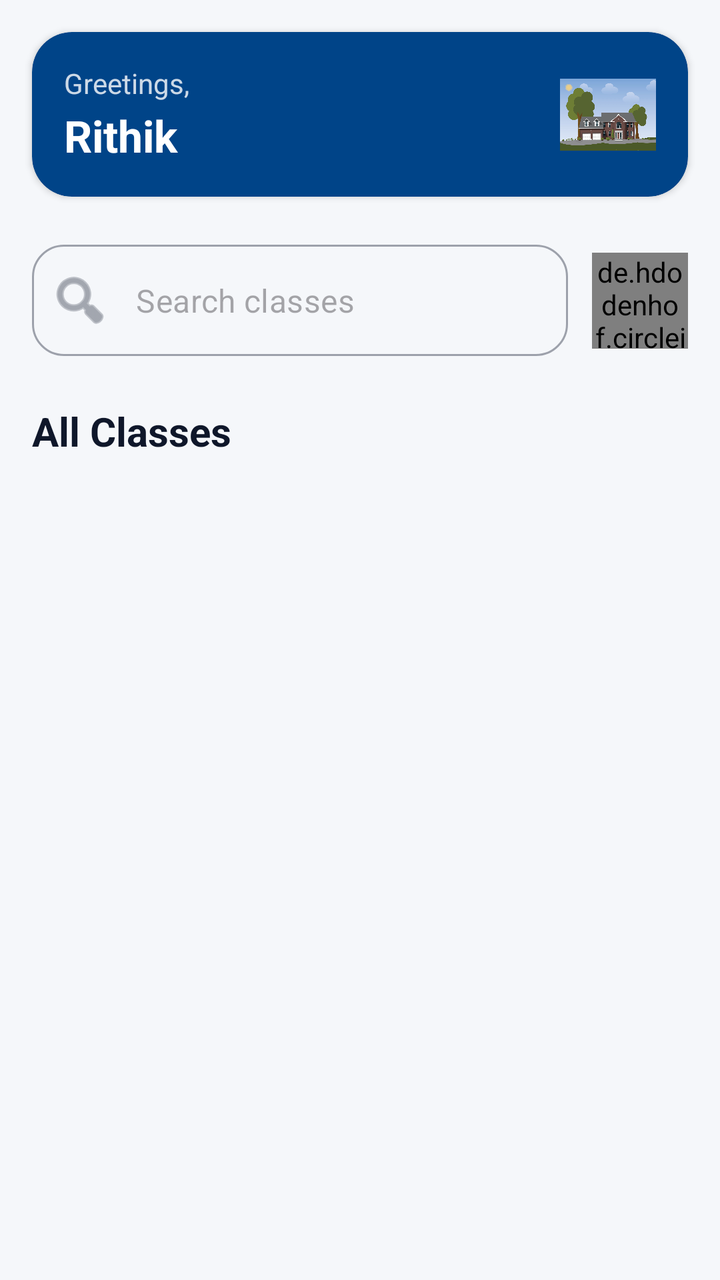
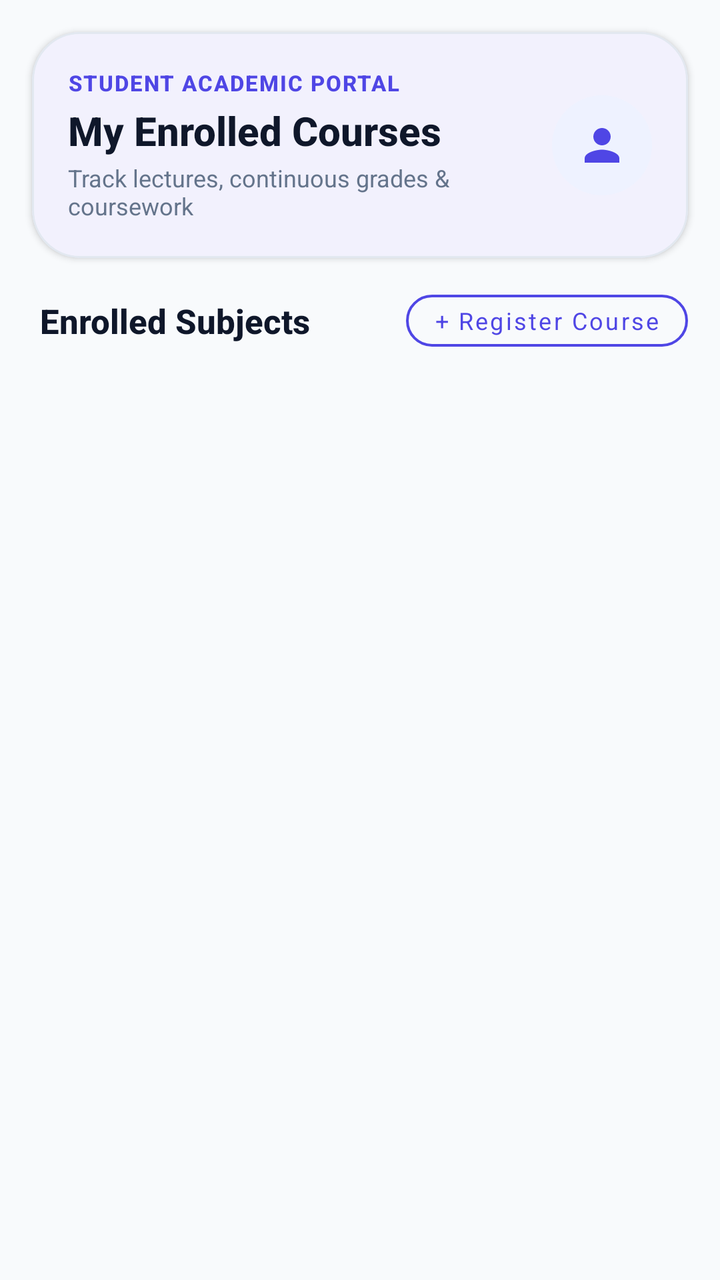

Compare the two renders of this Android layout. The source of the first and the diff that turns it into the second are given below.
<!-- AndroidManifest.xml: application theme Theme.Reater -->
<!-- res/layout/fragment_home.xml -->
<?xml version="1.0" encoding="utf-8"?>
<androidx.constraintlayout.widget.ConstraintLayout xmlns:android="http://schemas.android.com/apk/res/android"
    xmlns:app="http://schemas.android.com/apk/res-auto"
    xmlns:tools="http://schemas.android.com/tools"
    android:layout_width="match_parent"
    android:layout_height="match_parent"
    android:background="?android:attr/colorBackground"
    tools:context=".ui.fragments.HomeFragment">

    
    <com.google.android.material.card.MaterialCardView
        android:id="@+id/cardcontainer"
        android:layout_width="0dp"
        android:layout_height="wrap_content"
        android:layout_marginStart="16dp"
        android:layout_marginTop="16dp"
        android:layout_marginEnd="16dp"
        app:cardBackgroundColor="?attr/colorPrimaryContainer"
        app:cardCornerRadius="20dp"
        app:cardElevation="2dp"
        app:strokeWidth="0dp"
        app:layout_constraintEnd_toEndOf="parent"
        app:layout_constraintStart_toStartOf="parent"
        app:layout_constraintTop_toTopOf="parent">

        <androidx.constraintlayout.widget.ConstraintLayout
            android:layout_width="match_parent"
            android:layout_height="wrap_content"
            android:padding="16dp">

            <TextView
                android:id="@+id/greeting_time"
                android:layout_width="wrap_content"
                android:layout_height="wrap_content"
                android:text="Greetings,"
                android:textColor="?attr/colorOnPrimaryContainer"
                android:alpha="0.8"
                android:textSize="14sp"
                app:layout_constraintStart_toStartOf="parent"
                app:layout_constraintTop_toTopOf="parent" />

            <TextView
                android:id="@+id/greeting_value"
                android:layout_width="0dp"
                android:layout_height="wrap_content"
                android:layout_marginTop="2dp"
                android:ellipsize="end"
                android:maxLines="1"
                android:text="Rithik"
                android:textColor="?attr/colorOnPrimaryContainer"
                android:textSize="22sp"
                android:textStyle="bold"
                app:layout_constraintEnd_toStartOf="@+id/profile_picture"
                app:layout_constraintStart_toStartOf="parent"
                app:layout_constraintTop_toBottomOf="@+id/greeting_time" />

            <ImageView
                android:id="@+id/profile_picture"
                android:layout_width="48dp"
                android:layout_height="48dp"
                android:contentDescription="@string/app_name"
                android:src="@drawable/house"
                app:layout_constraintBottom_toBottomOf="parent"
                app:layout_constraintEnd_toEndOf="parent"
                app:layout_constraintTop_toTopOf="parent" />

        </androidx.constraintlayout.widget.ConstraintLayout>
    </com.google.android.material.card.MaterialCardView>

    
    <com.google.android.material.textfield.TextInputLayout
        android:id="@+id/searchbar"
        style="@style/Widget.MaterialComponents.TextInputLayout.OutlinedBox"
        android:layout_width="0dp"
        android:layout_height="wrap_content"
        android:layout_marginStart="16dp"
        android:layout_marginTop="24dp"
        android:layout_marginEnd="12dp"
        app:boxCornerRadiusBottomEnd="16dp"
        app:boxCornerRadiusBottomStart="16dp"
        app:boxCornerRadiusTopEnd="16dp"
        app:boxCornerRadiusTopStart="16dp"
        app:endIconMode="clear_text"
        app:hintEnabled="false"
        app:startIconDrawable="@android:drawable/ic_menu_search"
        app:layout_constraintEnd_toStartOf="@+id/imageView8"
        app:layout_constraintStart_toStartOf="parent"
        app:layout_constraintTop_toBottomOf="@+id/cardcontainer">

        <com.google.android.material.textfield.TextInputEditText
            android:id="@+id/searchView"
            android:layout_width="match_parent"
            android:layout_height="wrap_content"
            android:hint="Search classes"
            android:inputType="text"
            android:maxLines="1" />
    </com.google.android.material.textfield.TextInputLayout>

    
    <de.hdodenhof.circleimageview.CircleImageView
        android:id="@+id/imageView8"
        android:layout_width="48dp"
        android:layout_height="48dp"
        android:layout_marginEnd="16dp"
        android:src="@drawable/filter"
        app:civ_border_color="?attr/colorPrimary"
        app:civ_border_width="1dp"
        app:layout_constraintBottom_toBottomOf="@+id/searchbar"
        app:layout_constraintEnd_toEndOf="parent"
        app:layout_constraintTop_toTopOf="@+id/searchbar" />

    
    <TextView
        android:id="@+id/textView5"
        android:layout_width="wrap_content"
        android:layout_height="wrap_content"
        android:layout_marginStart="16dp"
        android:layout_marginTop="24dp"
        android:text="All Classes"
        android:textColor="?attr/colorOnSurface"
        android:textSize="20sp"
        android:textStyle="bold"
        app:layout_constraintStart_toStartOf="parent"
        app:layout_constraintTop_toBottomOf="@+id/searchbar" />

    
    <androidx.recyclerview.widget.RecyclerView
        android:id="@+id/classRV"
        android:layout_width="0dp"
        android:layout_height="0dp"
        android:layout_marginTop="12dp"
        android:clipToPadding="false"
        android:paddingHorizontal="8dp"
        android:paddingBottom="16dp"
        app:layout_constraintBottom_toBottomOf="parent"
        app:layout_constraintEnd_toEndOf="parent"
        app:layout_constraintStart_toStartOf="parent"
        app:layout_constraintTop_toBottomOf="@+id/textView5" />

</androidx.constraintlayout.widget.ConstraintLayout>
<!-- resources referenced by this layout -->
<resources>
  <!-- drawable filter: png bitmap (drawable-v24, 16079 bytes) -->
  <!-- drawable house: jpg bitmap (drawable-v24, 132831 bytes) -->
  <string name="app_name">IIITU Classroom</string>
  <style name="Theme.Reater" parent="Theme.Material3.DayNight.NoActionBar">
          
          <item name="colorPrimary">@color/iiitu_navy</item>
          <item name="colorOnPrimary">@color/iiitu_white</item>
          <item name="colorPrimaryContainer">@color/iiitu_navy_light</item>
          <item name="colorOnPrimaryContainer">@color/iiitu_white</item>
          <item name="colorSecondary">@color/iiitu_accent</item>
          <item name="colorOnSecondary">@color/iiitu_white</item>
          <item name="colorSecondaryContainer">@color/iiitu_navy_dark</item>
          <item name="colorOnSecondaryContainer">@color/iiitu_white</item>
          <item name="colorTertiary">@color/iiitu_gold</item>
          <item name="colorOnTertiary">@color/iiitu_navy_dark</item>
          <item name="colorTertiaryContainer">@color/iiitu_gold_light</item>
          <item name="colorOnTertiaryContainer">@color/iiitu_navy</item>
          <item name="colorError">@color/colorError</item>
          <item name="colorOnError">@color/colorOnError</item>
          <item name="colorSurface">@color/iiitu_white</item>
          <item name="colorOnSurface">@color/premium_text_primary</item>
          <item name="colorSurfaceVariant">@color/iiitu_light_bg</item>
          <item name="colorOnSurfaceVariant">@color/premium_text_secondary</item>
  
          
          <item name="android:colorBackground">@color/iiitu_light_bg</item>
          <item name="android:statusBarColor" tools:targetApi="l">@color/iiitu_navy</item>
  
          
          <item name="android:fontFamily">sans-serif</item>
      </style>
  <color name="iiitu_navy">#003366</color>
  <color name="iiitu_white">#FFFFFF</color>
  <color name="iiitu_navy_light">#004488</color>
  <color name="iiitu_accent">#0066CC</color>
  <color name="iiitu_navy_dark">#002244</color>
  <color name="iiitu_gold">#FFB81C</color>
  <color name="iiitu_gold_light">#FFC94D</color>
  <color name="colorError">#D32F2F</color>
  <color name="colorOnError">#FFFFFF</color>
  <color name="premium_text_primary">#0F172A</color>
  <color name="iiitu_light_bg">#F5F7FA</color>
  <color name="premium_text_secondary">#475569</color>
</resources>

<!-- the commit's change to res/layout/fragment_home.xml (unified diff, before → after) -->
@@ -4,7 +4,7 @@
     xmlns:tools="http://schemas.android.com/tools"
     android:layout_width="match_parent"
     android:layout_height="match_parent"
-    android:background="?android:attr/colorBackground"
+    android:background="@color/academic_canvas"
     tools:context=".ui.fragments.HomeFragment">
 
     
@@ -12,13 +12,13 @@
         android:id="@+id/cardcontainer"
         android:layout_width="0dp"
         android:layout_height="wrap_content"
-        android:layout_marginStart="16dp"
+        android:layout_marginHorizontal="16dp"
         android:layout_marginTop="16dp"
-        android:layout_marginEnd="16dp"
-        app:cardBackgroundColor="?attr/colorPrimaryContainer"
-        app:cardCornerRadius="20dp"
+        app:cardBackgroundColor="@color/academic_card"
+        app:cardCornerRadius="24dp"
         app:cardElevation="2dp"
-        app:strokeWidth="0dp"
+        app:strokeColor="@color/academic_stroke"
+        app:strokeWidth="1dp"
         app:layout_constraintEnd_toEndOf="parent"
         app:layout_constraintStart_toStartOf="parent"
         app:layout_constraintTop_toTopOf="parent">
@@ -26,16 +26,18 @@
         <androidx.constraintlayout.widget.ConstraintLayout
             android:layout_width="match_parent"
             android:layout_height="wrap_content"
-            android:padding="16dp">
+            android:padding="18dp">
 
             <TextView
                 android:id="@+id/greeting_time"
                 android:layout_width="wrap_content"
                 android:layout_height="wrap_content"
-                android:text="Greetings,"
-                android:textColor="?attr/colorOnPrimaryContainer"
-                android:alpha="0.8"
-                android:textSize="14sp"
+                android:fontFamily="sans-serif-medium"
+                android:letterSpacing="0.06"
+                android:text="STUDENT ACADEMIC PORTAL"
+                android:textColor="@color/academic_indigo"
+                android:textSize="11sp"
+                android:textStyle="bold"
                 app:layout_constraintStart_toStartOf="parent"
                 app:layout_constraintTop_toTopOf="parent" />
 
@@ -43,98 +45,181 @@
                 android:id="@+id/greeting_value"
                 android:layout_width="0dp"
                 android:layout_height="wrap_content"
-                android:layout_marginTop="2dp"
+                android:layout_marginTop="3dp"
                 android:ellipsize="end"
+                android:fontFamily="sans-serif-medium"
                 android:maxLines="1"
-                android:text="Rithik"
-                android:textColor="?attr/colorOnPrimaryContainer"
-                android:textSize="22sp"
+                android:text="My Enrolled Courses"
+                android:textColor="@color/academic_text_primary"
+                android:textSize="20sp"
                 android:textStyle="bold"
                 app:layout_constraintEnd_toStartOf="@+id/profile_picture"
                 app:layout_constraintStart_toStartOf="parent"
                 app:layout_constraintTop_toBottomOf="@+id/greeting_time" />
 
-            <ImageView
+            <TextView
+                android:layout_width="0dp"
+                android:layout_height="wrap_content"
+                android:layout_marginTop="2dp"
+                android:fontFamily="sans-serif"
+                android:text="Track lectures, continuous grades &amp; coursework"
+                android:textColor="@color/academic_text_secondary"
+                android:textSize="12sp"
+                app:layout_constraintEnd_toStartOf="@+id/profile_picture"
+                app:layout_constraintStart_toStartOf="parent"
+                app:layout_constraintTop_toBottomOf="@+id/greeting_value" />
+
+            <FrameLayout
                 android:id="@+id/profile_picture"
-                android:layout_width="48dp"
-                android:layout_height="48dp"
-                android:contentDescription="@string/app_name"
-                android:src="@drawable/house"
+                android:layout_width="50dp"
+                android:layout_height="50dp"
+                android:background="@drawable/circle_white_bg"
+                android:backgroundTint="@color/academic_indigo_bg"
                 app:layout_constraintBottom_toBottomOf="parent"
                 app:layout_constraintEnd_toEndOf="parent"
-                app:layout_constraintTop_toTopOf="parent" />
+                app:layout_constraintTop_toTopOf="parent">
+
+                <ImageView
+                    android:layout_width="26dp"
+                    android:layout_height="26dp"
+                    android:layout_gravity="center"
+                    app:tint="@color/academic_indigo"
+                    android:src="@drawable/baseline_person_24" />
+            </FrameLayout>
 
         </androidx.constraintlayout.widget.ConstraintLayout>
     </com.google.android.material.card.MaterialCardView>
 
     
-    <com.google.android.material.textfield.TextInputLayout
-        android:id="@+id/searchbar"
-        style="@style/Widget.MaterialComponents.TextInputLayout.OutlinedBox"
-        android:layout_width="0dp"
-        android:layout_height="wrap_content"
-        android:layout_marginStart="16dp"
-        android:layout_marginTop="24dp"
-        android:layout_marginEnd="12dp"
-        app:boxCornerRadiusBottomEnd="16dp"
-        app:boxCornerRadiusBottomStart="16dp"
-        app:boxCornerRadiusTopEnd="16dp"
-        app:boxCornerRadiusTopStart="16dp"
-        app:endIconMode="clear_text"
-        app:hintEnabled="false"
-        app:startIconDrawable="@android:drawable/ic_menu_search"
-        app:layout_constraintEnd_toStartOf="@+id/imageView8"
-        app:layout_constraintStart_toStartOf="parent"
-        app:layout_constraintTop_toBottomOf="@+id/cardcontainer">
-
-        <com.google.android.material.textfield.TextInputEditText
-            android:id="@+id/searchView"
+    <TextView
+        android:id="@+id/textView5"
+        android:layout_width="0dp"
+        android:layout_height="wrap_content"
+        android:layout_marginStart="20dp"
+        android:layout_marginTop="20dp"
+        android:layout_marginEnd="8dp"
+        android:fontFamily="sans-serif-medium"
+        android:text="Enrolled Subjects"
+        android:textColor="@color/academic_text_primary"
+        android:textSize="17sp"
+        android:textStyle="bold"
+        app:layout_constraintEnd_toStartOf="@+id/btnRegisterMore"
+        app:layout_constraintStart_toStartOf="parent"
+        app:layout_constraintTop_toBottomOf="@+id/cardcontainer" />
+
+    <com.google.android.material.button.MaterialButton
+        android:id="@+id/btnRegisterMore"
+        style="@style/Widget.MaterialComponents.Button.OutlinedButton"
+        android:layout_width="wrap_content"
+        android:layout_height="38dp"
+        android:layout_marginEnd="16dp"
+        android:paddingHorizontal="14dp"
+        android:text="+ Register Course"
+        android:textAllCaps="false"
+        android:textColor="@color/academic_indigo"
+        android:textSize="12sp"
+        app:strokeColor="@color/academic_indigo"
+        app:strokeWidth="1.2dp"
+        app:cornerRadius="19dp"
+        app:layout_constraintBottom_toBottomOf="@+id/textView5"
+        app:layout_constraintEnd_toEndOf="parent"
+        app:layout_constraintTop_toTopOf="@+id/textView5" />
+
+    <ProgressBar
+        android:id="@+id/homeProgressBar"
+        android:layout_width="wrap_content"
+        android:layout_height="wrap_content"
+        android:visibility="gone"
+        app:layout_constraintBottom_toBottomOf="parent"
+        app:layout_constraintEnd_toEndOf="parent"
+        app:layout_constraintStart_toStartOf="parent"
+        app:layout_constraintTop_toBottomOf="@+id/textView5" />
+
+    
+    <androidx.recyclerview.widget.RecyclerView
+        android:id="@+id/classRV"
+        android:layout_width="0dp"
+        android:layout_height="0dp"
+        android:layout_marginTop="8dp"
+        android:clipToPadding="false"
+        android:paddingBottom="24dp"
+        app:layout_constraintBottom_toBottomOf="parent"
+        app:layout_constraintEnd_toEndOf="parent"
+        app:layout_constraintStart_toStartOf="parent"
+        app:layout_constraintTop_toBottomOf="@+id/textView5" />
+
+    
+    <com.google.android.material.card.MaterialCardView
+        android:id="@+id/emptyStateCard"
+        android:layout_width="0dp"
+        android:layout_height="wrap_content"
+        android:layout_marginHorizontal="24dp"
+        android:layout_marginTop="32dp"
+        android:visibility="gone"
+        app:cardBackgroundColor="@color/academic_card"
+        app:cardCornerRadius="24dp"
+        app:cardElevation="2dp"
+        app:strokeColor="@color/academic_stroke"
+        app:strokeWidth="1dp"
+        app:layout_constraintEnd_toEndOf="parent"
+        app:layout_constraintStart_toStartOf="parent"
+        app:layout_constraintTop_toBottomOf="@+id/textView5">
+
+        <LinearLayout
             android:layout_width="match_parent"
             android:layout_height="wrap_content"
-            android:hint="Search classes"
-            android:inputType="text"
-            android:maxLines="1" />
-    </com.google.android.material.textfield.TextInputLayout>
-
-    
-    <de.hdodenhof.circleimageview.CircleImageView
-        android:id="@+id/imageView8"
-        android:layout_width="48dp"
-        android:layout_height="48dp"
-        android:layout_marginEnd="16dp"
-        android:src="@drawable/filter"
-        app:civ_border_color="?attr/colorPrimary"
-        app:civ_border_width="1dp"
-        app:layout_constraintBottom_toBottomOf="@+id/searchbar"
-        app:layout_constraintEnd_toEndOf="parent"
-        app:layout_constraintTop_toTopOf="@+id/searchbar" />
-
-    
-    <TextView
-        android:id="@+id/textView5"
-        android:layout_width="wrap_content"
-        android:layout_height="wrap_content"
-        android:layout_marginStart="16dp"
-        android:layout_marginTop="24dp"
-        android:text="All Classes"
-        android:textColor="?attr/colorOnSurface"
-        android:textSize="20sp"
-        android:textStyle="bold"
-        app:layout_constraintStart_toStartOf="parent"
-        app:layout_constraintTop_toBottomOf="@+id/searchbar" />
-
-    
-    <androidx.recyclerview.widget.RecyclerView
-        android:id="@+id/classRV"
-        android:layout_width="0dp"
-        android:layout_height="0dp"
-        android:layout_marginTop="12dp"
-        android:clipToPadding="false"
-        android:paddingHorizontal="8dp"
-        android:paddingBottom="16dp"
-        app:layout_constraintBottom_toBottomOf="parent"
-        app:layout_constraintEnd_toEndOf="parent"
-        app:layout_constraintStart_toStartOf="parent"
-        app:layout_constraintTop_toBottomOf="@+id/textView5" />
+            android:gravity="center"
+            android:orientation="vertical"
+            android:padding="28dp">
+
+            <FrameLayout
+                android:layout_width="72dp"
+                android:layout_height="72dp"
+                android:background="@drawable/circle_white_bg"
+                android:backgroundTint="@color/academic_indigo_bg">
+
+                <ImageView
+                    android:layout_width="36dp"
+                    android:layout_height="36dp"
+                    android:layout_gravity="center"
+                    app:tint="@color/academic_indigo"
+                    android:src="@drawable/register" />
+            </FrameLayout>
+
+            <TextView
+                android:layout_width="wrap_content"
+                android:layout_height="wrap_content"
+                android:layout_marginTop="16dp"
+                android:fontFamily="sans-serif-medium"
+                android:text="No Courses Registered"
+                android:textColor="@color/academic_text_primary"
+                android:textSize="18sp"
+                android:textStyle="bold" />
+
+            <TextView
+                android:layout_width="wrap_content"
+                android:layout_height="wrap_content"
+                android:layout_marginTop="6dp"
+                android:fontFamily="sans-serif"
+                android:gravity="center"
+                android:text="You are not enrolled in any subjects yet. Register for a course to unlock lecture sessions, attendance tracking, and grade cards."
+                android:textColor="@color/academic_text_secondary"
+                android:textSize="13sp" />
+
+            <com.google.android.material.button.MaterialButton
+                android:id="@+id/btnEmptyStateRegister"
+                android:layout_width="match_parent"
+                android:layout_height="48dp"
+                android:layout_marginTop="20dp"
+                android:text="Register for a Course"
+                android:textAllCaps="false"
+                android:textColor="@color/white"
+                android:textSize="14sp"
+                android:textStyle="bold"
+                app:backgroundTint="@color/academic_indigo"
+                app:cornerRadius="14dp" />
+
+        </LinearLayout>
+    </com.google.android.material.card.MaterialCardView>
 
 </androidx.constraintlayout.widget.ConstraintLayout>
<!-- resource entries referenced after the edit -->
@@ -1,47 +1,65 @@
 <!-- resources referenced by this layout -->
 <resources>
-  <!-- drawable filter: png bitmap (drawable-v24, 16079 bytes) -->
-  <!-- drawable house: jpg bitmap (drawable-v24, 132831 bytes) -->
-  <string name="app_name">IIITU Classroom</string>
+  <color name="academic_canvas">#F8FAFC</color>
+  <color name="academic_card">#FFFFFF</color>
+  <color name="academic_indigo">#4F46E5</color>
+  <color name="academic_indigo_bg">#EEF2FF</color>
+  <color name="academic_stroke">#E2E8F0</color>
+  <color name="academic_text_primary">#0F172A</color>
+  <color name="academic_text_secondary">#64748B</color>
+  <color name="white">#FFFFFF</color>
+  <!-- drawable baseline_person_24 (drawable) -->
+  ﻿<vector xmlns:android="http://schemas.android.com/apk/res/android"
+      android:width="24dp"
+      android:height="24dp"
+      android:viewportWidth="24.0"
+      android:viewportHeight="24.0">
+      <path
+          android:fillColor="#FF000000"
+          android:pathData="M12,12c2.21,0 4,-1.79 4,-4s-1.79,-4 -4,-4 -4,1.79 -4,4 1.79,4 4,4zM12,14c-2.67,0 -8,1.34 -8,4v2h16v-2c0,-2.66 -5.33,-4 -8,-4z"/>
+  </vector>
+  <!-- drawable circle_white_bg (drawable) -->
+  <?xml version="1.0" encoding="utf-8"?>
+  <shape xmlns:android="http://schemas.android.com/apk/res/android"
+      android:shape="oval">
+      <solid android:color="@android:color/white"/>
+  </shape>
+  <!-- drawable register: png bitmap (drawable-v24, 14361 bytes) -->
   <style name="Theme.Reater" parent="Theme.Material3.DayNight.NoActionBar">
           
-          <item name="colorPrimary">@color/iiitu_navy</item>
-          <item name="colorOnPrimary">@color/iiitu_white</item>
-          <item name="colorPrimaryContainer">@color/iiitu_navy_light</item>
-          <item name="colorOnPrimaryContainer">@color/iiitu_white</item>
-          <item name="colorSecondary">@color/iiitu_accent</item>
-          <item name="colorOnSecondary">@color/iiitu_white</item>
-          <item name="colorSecondaryContainer">@color/iiitu_navy_dark</item>
-          <item name="colorOnSecondaryContainer">@color/iiitu_white</item>
-          <item name="colorTertiary">@color/iiitu_gold</item>
-          <item name="colorOnTertiary">@color/iiitu_navy_dark</item>
-          <item name="colorTertiaryContainer">@color/iiitu_gold_light</item>
-          <item name="colorOnTertiaryContainer">@color/iiitu_navy</item>
+          <item name="colorPrimary">@color/academic_indigo</item>
+          <item name="colorOnPrimary">@color/white</item>
+          <item name="colorPrimaryContainer">@color/academic_indigo_bg</item>
+          <item name="colorOnPrimaryContainer">@color/academic_indigo</item>
+          <item name="colorSecondary">@color/academic_emerald</item>
+          <item name="colorOnSecondary">@color/white</item>
+          <item name="colorSecondaryContainer">@color/academic_emerald_bg</item>
+          <item name="colorOnSecondaryContainer">@color/academic_emerald</item>
+          <item name="colorTertiary">@color/academic_amber</item>
+          <item name="colorOnTertiary">@color/white</item>
+          <item name="colorTertiaryContainer">@color/academic_amber_bg</item>
+          <item name="colorOnTertiaryContainer">@color/academic_amber</item>
           <item name="colorError">@color/colorError</item>
           <item name="colorOnError">@color/colorOnError</item>
-          <item name="colorSurface">@color/iiitu_white</item>
-          <item name="colorOnSurface">@color/premium_text_primary</item>
-          <item name="colorSurfaceVariant">@color/iiitu_light_bg</item>
-          <item name="colorOnSurfaceVariant">@color/premium_text_secondary</item>
+          <item name="colorSurface">@color/academic_card</item>
+          <item name="colorOnSurface">@color/academic_text_primary</item>
+          <item name="colorSurfaceVariant">@color/academic_stroke_light</item>
+          <item name="colorOnSurfaceVariant">@color/academic_text_secondary</item>
   
           
-          <item name="android:colorBackground">@color/iiitu_light_bg</item>
-          <item name="android:statusBarColor" tools:targetApi="l">@color/iiitu_navy</item>
+          <item name="android:colorBackground">@color/academic_canvas</item>
+          <item name="android:statusBarColor" tools:targetApi="m">@color/academic_canvas</item>
+          <item name="android:windowLightStatusBar" tools:targetApi="m">true</item>
   
           
           <item name="android:fontFamily">sans-serif</item>
       </style>
-  <color name="iiitu_navy">#003366</color>
-  <color name="iiitu_white">#FFFFFF</color>
-  <color name="iiitu_navy_light">#004488</color>
-  <color name="iiitu_accent">#0066CC</color>
-  <color name="iiitu_navy_dark">#002244</color>
-  <color name="iiitu_gold">#FFB81C</color>
-  <color name="iiitu_gold_light">#FFC94D</color>
+  <color name="academic_emerald">#059669</color>
+  <color name="academic_emerald_bg">#ECFDF5</color>
+  <color name="academic_amber">#D97706</color>
+  <color name="academic_amber_bg">#FFFBEB</color>
   <color name="colorError">#D32F2F</color>
   <color name="colorOnError">#FFFFFF</color>
-  <color name="premium_text_primary">#0F172A</color>
-  <color name="iiitu_light_bg">#F5F7FA</color>
-  <color name="premium_text_secondary">#475569</color>
+  <color name="academic_stroke_light">#F1F5F9</color>
 </resources>
 
